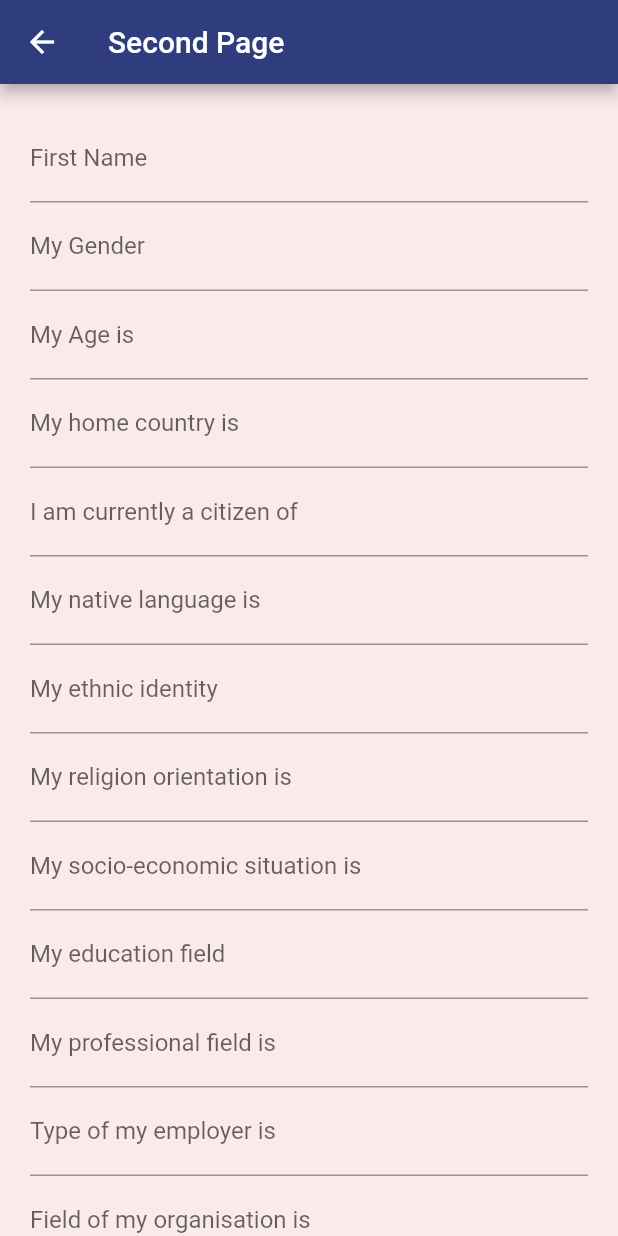
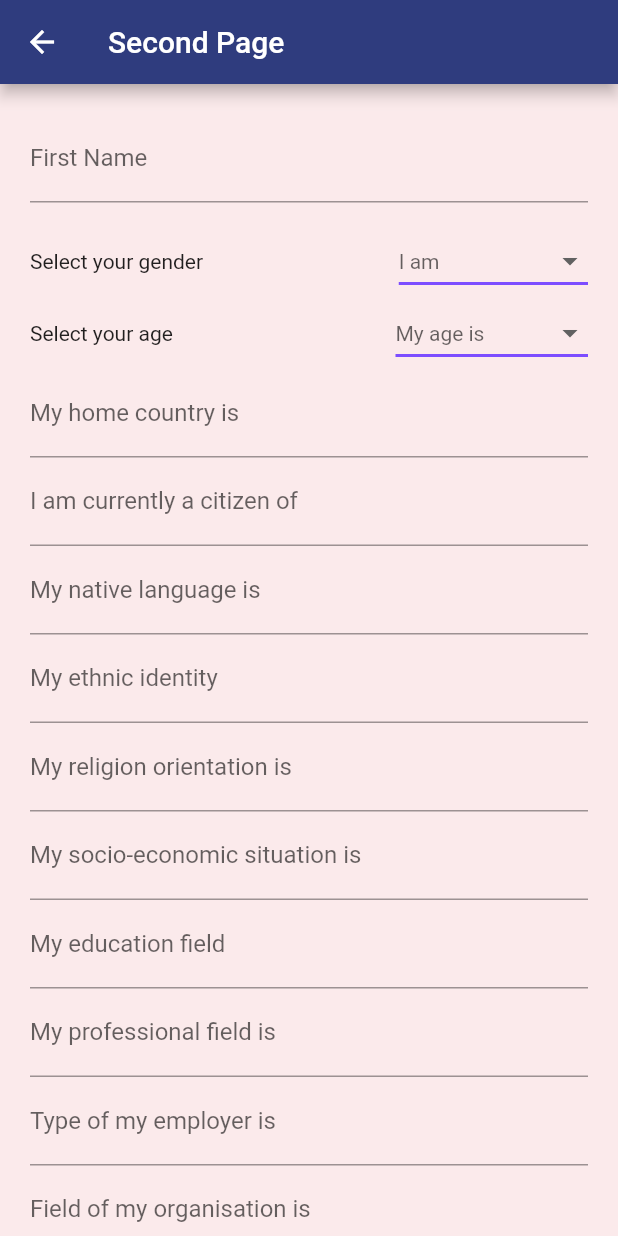
Before and after one commit to SukeshMudrakola/SPM, a Flutter app: the screen it shows after launch, after a tap on "Begin Questionnaire", on a phone screen of 412 x 824 dp. Run offline on Flutter 3.47's test engine with Material 2 defaults, Android fonts, the phone set to English and light mode, and no system bars; missing offline and left inert: animated_splash, gender_selection.

```diff
--- a/lib/main.dart
+++ b/lib/main.dart
@@ -1,14 +1,23 @@
 import 'package:flutter/material.dart';
 import './ui/Home.dart';
+import 'package:animated_splash/animated_splash.dart';
 
 
 void main() {
   runApp(new MaterialApp(
     title: "WeCARE",
-    home: new Home(),
+    home:  AnimatedSplash(
+      imagePath: 'assets/Log2.png',
+      home: Home(),
+      duration: 2500,
+      type: AnimatedSplashType.StaticDuration,
+    ),
+
+
     routes: <String , WidgetBuilder>{
       "/SecondPage": (BuildContext context) => new SecondPage(),
       "/AdminPage": (BuildContext context) => new AdminPage(),
+      "/HomePage": (BuildContext context) => new Home(),
   //    "/": (BuildContext context) => new MainPage(),
 
     }
--- a/lib/ui/Home.dart
+++ b/lib/ui/Home.dart
@@ -1,5 +1,7 @@
 import 'package:flutter/material.dart';
 import 'Login_Screen.dart';
+
+
 
 
 class Home extends StatelessWidget {
@@ -194,7 +196,7 @@ class AdminPage extends StatelessWidget {
                   child: Text("Go Back"),
                   onPressed: (){
                    // Navigator.of(context).pushNamed("/");
-                    Navigator.pop(context);
+                   Navigator.of(context).pushNamed("/HomePage");
                     },
                   color: c2,
                   textColor: c,
--- a/lib/ui/Login_Screen.dart
+++ b/lib/ui/Login_Screen.dart
@@ -8,25 +8,29 @@ class LoginScreen extends StatefulWidget {
   }
 }
 
+
 class LoginScreenState extends State<LoginScreen> with ValidationMixin {
   final formKey = GlobalKey<FormState>();
 
+
   String email = '';
   String password = '';
-  String name='';
-  String gender='';
-  String age='';
-  String homeCountry='';
-  String citizenCountry='';
-  String nativeLang='';
-  String ethnicity='';
-  String religion='';
-  String socioEconomics='';
-  String education='';
-  String profession='';
-  String employer='';
-  String employerDomain='';
-  String role='';
+  String name = '';
+ // String gender = '';
+  int age;
+  String homeCountry = '';
+  String citizenCountry = '';
+  String nativeLang = '';
+  String ethnicity = '';
+  String religion = '';
+  String socioEconomics = '';
+  String education = '';
+  String profession = '';
+  String employer = '';
+  String employerDomain = '';
+  String role = '';
+
+  String gender;
 
   Widget build(BuildContext context) {
     return Container(
@@ -36,11 +40,14 @@ class LoginScreenState extends State<LoginScreen> with ValidationMixin {
         child: Column(
           children: <Widget>[
             NameField(),
+            Container(margin: EdgeInsets.only(top: 15.0)),
 
             //     emailField(),
             //      passwordField(),
-            genderField(),
-          //  genderField2(),
+
+          // check(),
+            testGender(),
+
             ageField(),
             homeCountryField(),
             citizenCountryField(),
@@ -54,54 +61,185 @@ class LoginScreenState extends State<LoginScreen> with ValidationMixin {
             employerDomainField(),
             roleField(),
 
+            Container(margin: EdgeInsets.only(top: 25.0)),
 
-            Container(margin: EdgeInsets.only(top: 25.0)),
+            Row(
+              mainAxisAlignment: MainAxisAlignment.center ,
+          //    crossAxisAlignment: CrossAxisAlignment.center,
+              children: <Widget>[
                 submitButton(),
+                Container(margin: EdgeInsets.only(right:40)),
+                resetButton(),
+              ],
+            ),
           ],
         ),
       ),
     );
   }
 
-  Widget ageField() {
-    return TextFormField(
-      keyboardType: TextInputType.text,
-      decoration: InputDecoration(
-        labelText: 'My Age is',
-        hintText: '21',
+  Widget testGender(){
+    Color c = Color.fromRGBO(251, 234, 235, 1);
+    Color c2 = Color.fromRGBO(47, 60, 126, 1);
+return Row (
+
+  mainAxisAlignment: MainAxisAlignment.spaceBetween ,
+  //crossAxisAlignment: CrossAxisAlignment.center,
+
+  children: <Widget>[
+
+  new Container(child:
+
+    new Text("Select your gender")
+
+  ),
+new Container( child:
+    Center(
+        child: DropdownButton<String>(
+          hint: new Text("I am",),
+          value: gender,
+      //    icon: Icon(Icons.arrow_downward),
+          iconSize: 24,
+          elevation: 16,
+          style: TextStyle(color: c2),
+          underline: Container(
+            height: 2,
+            color: Colors.deepPurpleAccent,
+          ),
+          onChanged: (String newValue) {
+            setState(() {
+              gender = newValue;
+            });
+          },
+          items: <String>['Male', 'Female', 'Prefer not to say']
+              .map<DropdownMenuItem<String>>((String value) {
+            return DropdownMenuItem<String>(
+              value: value,
+              child: Text(value),
+            );
+          }).toList(),
+        )
     ),
 
-      onSaved: (String value) {
-        age = value;
-      },
-    );
+
+),
+
+
+],);
+
+
   }
 
-  Widget genderField() {
-    return TextFormField(
-      keyboardType: TextInputType.text,
-      decoration: InputDecoration(
-        labelText: 'My Gender',
-        hintText: 'male/female',
+  Widget ageField() {
+    return Row (
+
+      mainAxisAlignment: MainAxisAlignment.spaceBetween ,
+      //crossAxisAlignment: CrossAxisAlignment.center,
+
+      children: <Widget>[
+
+        new Container(child:
+
+        new Text("Select your age")
+
+        ),
+        new Container( child:
+        Center(
+            child: DropdownButton<int>(
+              hint: new Text("My age is             ",),
+              value: age,
+              //    icon: Icon(Icons.arrow_downward),
+              iconSize: 24,
+              elevation: 16,
+              style: TextStyle(color: Colors.deepPurple),
+              underline: Container(
+                height: 2,
+                color: Colors.deepPurpleAccent,
+              ),
+              onChanged: (int newValue) {
+                setState(() {
+                  age = newValue;
+                });
+              },
+              items: <int>[1,2,3,4,5,6,7,8,9,9,10, 11, 12, 13, 14, 15, 16, 17, 18, 19,
+                20, 21, 22, 23, 24, 25, 26, 27, 28, 29,
+                30, 31, 32, 33, 34, 35, 36, 37, 38, 39,
+                40, 41, 42, 43, 44, 45, 46, 47, 48, 49,
+                50, 51, 52, 53, 54, 55, 56, 57, 58, 59,
+                60, 61, 62, 63, 64, 65, 66, 67, 68, 69,
+                70, 71, 72, 73, 74, 75, 76, 77, 78, 79,
+                80, 81, 82, 83, 84, 85, 86, 87, 88, 89,
+                90, 91, 92, 93, 94, 95, 96, 97, 98, 99,
+                100]
+                  .map<DropdownMenuItem<int>>((int value) {
+                return DropdownMenuItem<int>(
+                  value: value,
+                  child: Text(value.toString()),
+                );
+              }).toList(),
+            )
         ),
 
-      onSaved: (String value) {
-        gender = value;
+
+        ),
+
+
+      ],);
+
+
+  }
+
+  /* radiobuttons
+  Widget testGender(){
+
+    return Row(
+      mainAxisAlignment: MainAxisAlignment.center,
+      children :<Widget>[
+
+      Container(
+       // alignment: Alignment.centerLeft,
+        child: Text(
+          "Gender"
+        ),
+      ),
+      Container(
+         margin: EdgeInsets.only(right:50)
+      ),
+      Container(
+      //  alignment: Alignment.centerRight,
+    child: DropdownButton<String>(
+      value: dropdownValue,
+     // icon: Icon(Icons.arrow_downward),
+      iconSize: 24,
+      elevation: 16,
+      style: TextStyle(color: Colors.deepPurple),
+      underline: Container(
+        height: 2,
+        color: Colors.deepPurpleAccent,
+      ),
+      onChanged: (String newValue) {
+        setState(() {
+          dropdownValue = newValue;
+        });
       },
+      items: <String>['Male','Female','Prefer not to say']
+          .map<DropdownMenuItem<String>>((String value) {
+        return DropdownMenuItem<String>(
+          value: value,
+          child: Text(value),
         );
-  }
+      }).toList(),
+    ),),
+
+ ], );}
+
+
+
+*/
 
 
 
 
- // Widget genderField2() {
-   // return DropdownButtonHideUnderline(
-
-
-
-
-
-  //}
 
   Widget homeCountryField() {
     return TextFormField(
@@ -110,7 +248,6 @@ class LoginScreenState extends State<LoginScreen> with ValidationMixin {
         labelText: 'My home country is',
         //hintText: '',
       ),
-
       onSaved: (String value) {
         homeCountry = value;
       },
@@ -124,7 +261,6 @@ class LoginScreenState extends State<LoginScreen> with ValidationMixin {
         labelText: 'I am currently a citizen of',
         //  hintText: 'XYZ ABC',
       ),
-
       onSaved: (String value) {
         citizenCountry = value;
       },
@@ -138,7 +274,6 @@ class LoginScreenState extends State<LoginScreen> with ValidationMixin {
         labelText: 'My native language is',
         //   hintText: 'XYZ ABC',
       ),
-
       onSaved: (String value) {
         nativeLang = value;
       },
@@ -152,7 +287,6 @@ class LoginScreenState extends State<LoginScreen> with ValidationMixin {
         labelText: 'My ethnic identity',
         //   hintText: 'XYZ ABC',
       ),
-
       onSaved: (String value) {
         ethnicity = value;
       },
@@ -166,16 +300,13 @@ class LoginScreenState extends State<LoginScreen> with ValidationMixin {
         labelText: 'Email Address',
         hintText: 'you@example.com',
       ),
-      validator:
-      validateEmail, //passing the reference of the validation mixin, not calling directly
+      validator: validateEmail,
+      //passing the reference of the validation mixin, not calling directly
       onSaved: (String value) {
         email = value;
       },
     );
   }
-
-
-
 
   Widget religionField() {
     return TextFormField(
@@ -184,12 +315,12 @@ class LoginScreenState extends State<LoginScreen> with ValidationMixin {
         labelText: 'My religion orientation is',
         //   hintText: 'XYZ ABC',
       ),
-
       onSaved: (String value) {
         religion = value;
       },
     );
   }
+
   Widget NameField() {
     return TextFormField(
       keyboardType: TextInputType.text,
@@ -197,7 +328,6 @@ class LoginScreenState extends State<LoginScreen> with ValidationMixin {
         labelText: 'First Name',
         hintText: 'XYZ ABC',
       ),
-
       onSaved: (String value) {
         name = value;
       },
@@ -211,7 +341,6 @@ class LoginScreenState extends State<LoginScreen> with ValidationMixin {
         labelText: 'My socio-economic situation is',
         //   hintText: 'XYZ ABC',
       ),
-
       onSaved: (String value) {
         socioEconomics = value;
       },
@@ -225,13 +354,11 @@ class LoginScreenState extends State<LoginScreen> with ValidationMixin {
         labelText: 'My education field',
         //  hintText: 'XYZ ABC',
       ),
-
       onSaved: (String value) {
         education = value;
       },
     );
   }
-
 
   Widget professionField() {
     return TextFormField(
@@ -304,9 +431,11 @@ class LoginScreenState extends State<LoginScreen> with ValidationMixin {
   }
 
   Widget submitButton() {
+
     Color c = Color.fromRGBO(251, 234, 235, 1);
     Color c2 = Color.fromRGBO(47, 60, 126, 1);
     return RaisedButton(
+
       // color: Colors.blue,
       child: Text('Submit'),
       onPressed: () {
@@ -315,14 +444,35 @@ class LoginScreenState extends State<LoginScreen> with ValidationMixin {
           formKey.currentState.save();
           print(gender);
           print(age);
+
+
         }
+      },
+      color: c2,
+      textColor: c,
+    //  padding: EdgeInsets.only(right: 50),
+    );
+  }
+
+  Widget resetButton() {
+
+    Color c = Color.fromRGBO(251, 234, 235, 1);
+    Color c2 = Color.fromRGBO(47, 60, 126, 1);
+    return RaisedButton(
+
+      // color: Colors.blue,
+      child: Text('Reset'),
+      onPressed: () {
+
+        formKey.currentState.reset();
+        //*: Need to get a reference of the Form Widget with Global key to perform form validation
+
       },
       color: c2,
       textColor: c,
     );
   }
 }
-
 
 class ValidationMixin {
   String validateEmail(String value) {
@@ -342,4 +492,11 @@ class ValidationMixin {
     }
     return null;
   }
+
+  BoxDecoration myBoxDecoration() {
+    return BoxDecoration(
+      border: Border.all(),
+
+    );
   }
+}
--- a/pubspec.yaml
+++ b/pubspec.yaml
@@ -18,6 +18,8 @@ environment:
 
 dependencies:
   gender_selection: "^0.0.8"
+  animated_splash: "^1.0.0"
+
   flutter:
     sdk: flutter
 
```
Also changed, not shown: pubspec.lock. Lines whose indentation alone changed are shown as unchanged.
